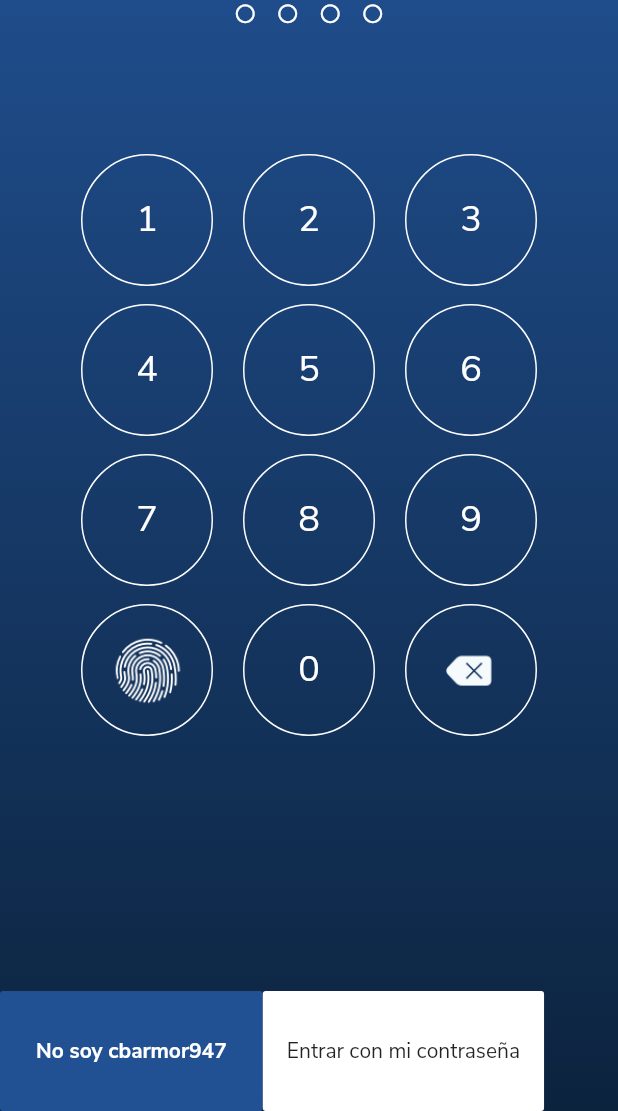
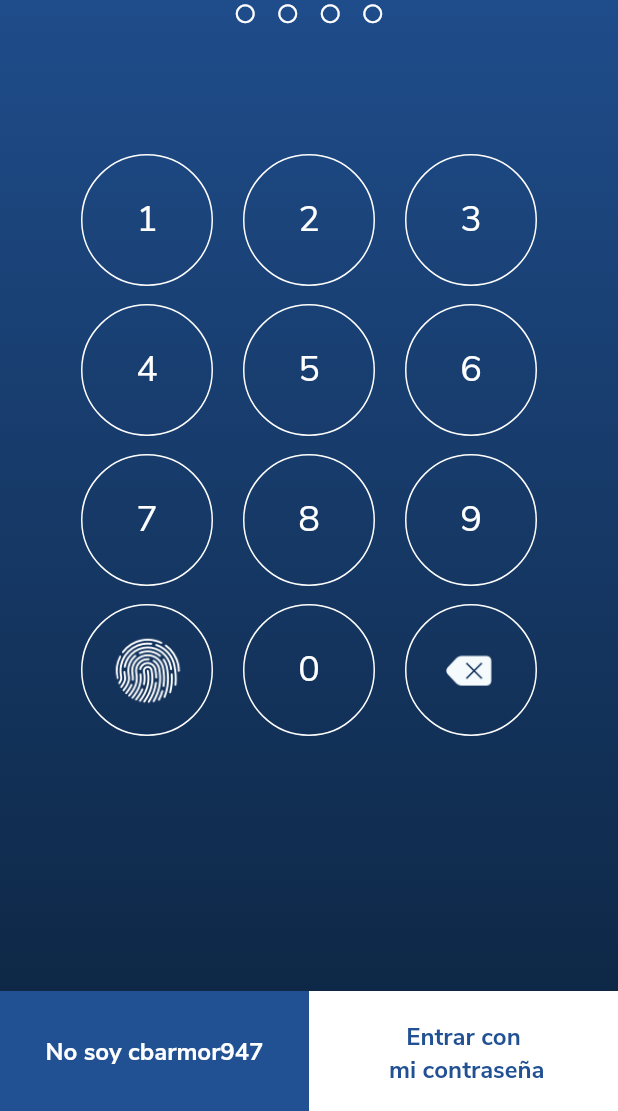
Before and after one commit to jesusc0310/iseneca, a Flutter app: the screen it shows after launch, on a phone screen of 412 x 824 dp, the part 125-1236 px from its top. Run offline on Flutter 3.47's test engine with Material 2 defaults, Android fonts, the phone set to English and light mode, and no system bars.

Commit message:
Update login_page.dart

```diff
--- a/lib/src/pages/login_page.dart
+++ b/lib/src/pages/login_page.dart
@@ -96,29 +96,48 @@ class _LoginPageState extends State<LoginPage> {
                 ],
               ),
             ),
+            //TODO:
             Positioned(
               bottom: 0,
               left: 0,
+              right: 0,
               child: Row(
                 children: [
-                  FlatButton(
+                  GestureDetector(
+                    child: Container(
+                      padding: EdgeInsets.symmetric(vertical: 30),
+                      width: MediaQuery.of(context).size.width / 2,
                       height: 80,
                       color: azulBase,
-                    textTheme: ButtonTextTheme.primary,
                       child: Text(
                         'No soy cbarmor947',
                         style: TextStyle(
                           color: blanco,
+                          fontSize: 16,
                           fontWeight: FontWeight.bold,
                         ),
+                        textAlign: TextAlign.center,
                       ),
-                    onPressed: () {},
                     ),
-                  FlatButton(
+                    onTap: () {},
+                  ),
+                  GestureDetector(
+                    child: Container(
+                      padding: EdgeInsets.symmetric(vertical: 20),
+                      width: MediaQuery.of(context).size.width / 2,
                       height: 80,
                       color: blanco,
-                    child: Text('Entrar con mi contraseña'),
-                    onPressed: () {},
+                      child: Text(
+                        'Entrar con\n mi contraseña',
+                        style: TextStyle(
+                          color: azulBase,
+                          fontSize: 16,
+                          fontWeight: FontWeight.bold,
+                        ),
+                        textAlign: TextAlign.center,
+                      ),
+                    ),
+                    onTap: () {},
                   ),
                 ],
               ),
```
Lines whose indentation alone changed are shown as unchanged.
